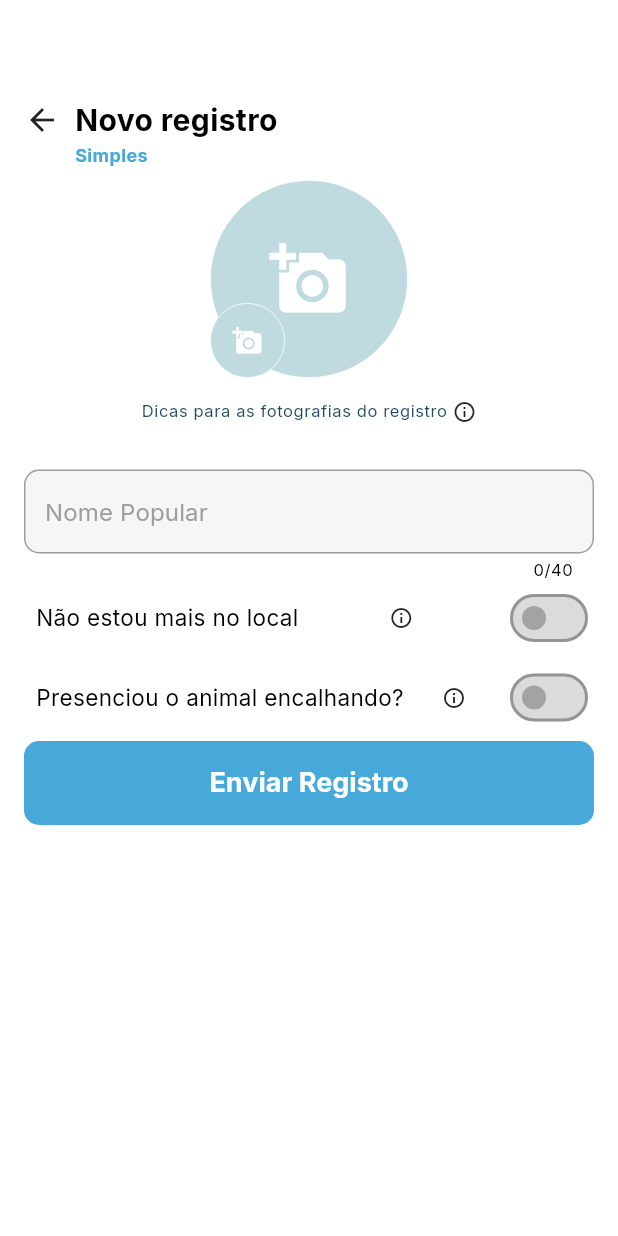
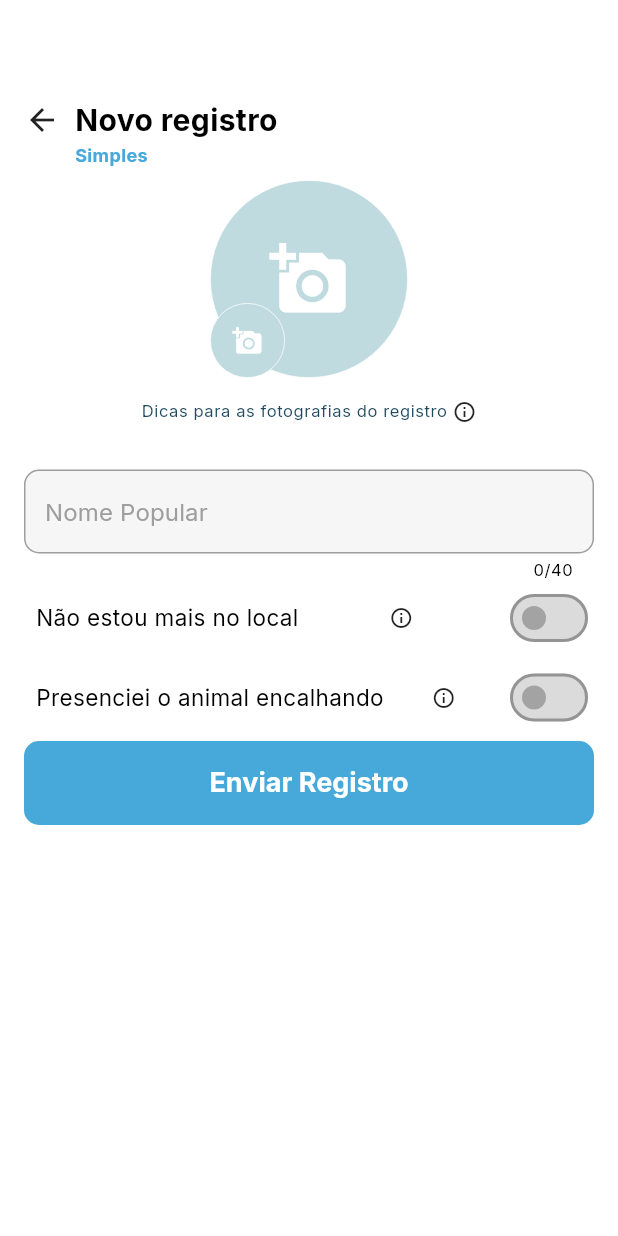
Before and after one commit to VitorColombo/ceclimar, a Flutter app: the NewSimpleRegister screen opened by its route, on a phone screen of 412 x 824 dp. Run offline on Flutter 3.47's test engine with Material 3 defaults, Android fonts, the phone set to English and light mode, and no system bars; our stand-ins replace accordion, badges, cached_network_image, cloud_firestore, connectivity_plus, diacritic and 15 more; missing offline and left inert: excel, firebase_app_check, graphic; accounts and stored records are empty.

```diff
--- a/lib/widgets/simple_register_form.dart
+++ b/lib/widgets/simple_register_form.dart
@@ -19,8 +19,8 @@ class SimpleRegisterForm extends StatefulWidget {
 class _SimpleRegisterFormState extends State<SimpleRegisterForm> {
   final _formController = NewRegisterFormController();
   final _formKey = GlobalKey<FormState>();
-  bool isSwitchOn = false;
-  bool isOnLocal = false;
+  bool sawStranding = false;
+  bool isNotOnLocal = false;
   bool _isFormSubmitted = false;
 
   @override
@@ -47,7 +47,7 @@ class _SimpleRegisterFormState extends State<SimpleRegisterForm> {
       _formController.changeHourSwitch();
       _formController.hourController.text = '';
       _formController.hourError = null;
-      isSwitchOn = valueHour;
+      sawStranding = valueHour;
     });
   }
 
@@ -58,9 +58,12 @@ class _SimpleRegisterFormState extends State<SimpleRegisterForm> {
       _formController.changeLocalSwitch();
       _formController.cityController.text = '';
       _formController.beachSpotController.text = '';
+      _formController.dateController.text = '';
+      _formController.dateOriginal = null;
       _formController.beachSpotError = null;
       _formController.cityError = null;
-      isOnLocal = valueLocal;
+      _formController.dateError = null;
+      isNotOnLocal = valueLocal;
     });
   }
 
@@ -162,7 +165,7 @@ class _SimpleRegisterFormState extends State<SimpleRegisterForm> {
               padding: const EdgeInsets.only(left: 8),
               child: CustomSwitch(
                 text: "Não estou mais no local",
-                value: isOnLocal,
+                value: isNotOnLocal,
                 onChanged: _onLocalSwitchChanged,
                 onTap: _showSwitchLocalInfoBottomSheet,
                 isDisabled: _isFormSubmitted,
@@ -170,9 +173,48 @@ class _SimpleRegisterFormState extends State<SimpleRegisterForm> {
             ),
             const SizedBox(height: 5),
             Visibility(
-              visible: isOnLocal,
+              visible: isNotOnLocal,
               child: Column(
                 children: [
+                  Column(
+                    children: [
+                      GestureDetector(
+                        onTap: () async {
+                          DateTime? pickedDate = await showDatePicker(
+                            context: context,
+                            initialDate: DateTime.now(),
+                            firstDate: DateTime(2000),
+                            lastDate: DateTime.now(),
+                          );
+                          if (pickedDate != null) {
+                            setState(() {
+                              _formController.dateOriginal = pickedDate;
+                              _formController.dateController.text =
+                                "${pickedDate.day.toString().padLeft(2, '0')}/${pickedDate.month.toString().padLeft(2, '0')}/${pickedDate.year}";
+                              _formController.dateError = null;
+                            });
+                          }
+                        },
+                        child: AbsorbPointer(
+                          child: Stack(
+                            alignment: Alignment.centerRight,
+                            children: [
+                              InputField(
+                                text: "Data do avistamento",
+                                controller: _formController.dateController,
+                                validator: (value) => _formController.dateError,
+                              ),
+                              Padding(
+                                padding: const EdgeInsets.only(right: 12.0),
+                                child: Icon(Icons.calendar_today, size: 20, color: Colors.grey),
+                              ),
+                            ],
+                          ),
+                        ),
+                      ),
+                      const SizedBox(height: 20),
+                    ],
+                  ),
                   Visibility(
                     visible: _formController.locationSwitchError != null,
                     child:
@@ -340,15 +382,15 @@ class _SimpleRegisterFormState extends State<SimpleRegisterForm> {
             Padding(
               padding: const EdgeInsets.only(left: 8),
               child: CustomSwitch(
-                text: "Presenciou o animal encalhando?",
-                value: isSwitchOn,
+                text: "Presenciei o animal encalhando",
+                value: sawStranding,
                 onChanged: _onSwitchChanged,
                 onTap: _showSwitchInfoBottomSheet,
                 isDisabled: _isFormSubmitted,
               ),
             ),
             const SizedBox(height: 5),
-            if (isSwitchOn)
+            if (sawStranding)
               Column(
                 children: [
                   GestureDetector(
```
Also changed, not shown: lib/controller/new_register_form_controller.dart (+33 -12 lines), lib/widgets/technical_register_form.dart (+51 -9 lines).
